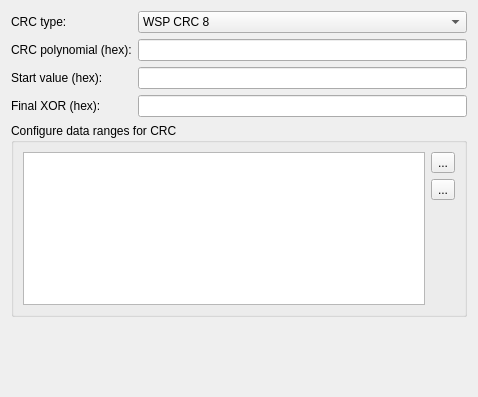
Qt form ui/checksum_options_widget.ui (jopohl/urh) before a commit.
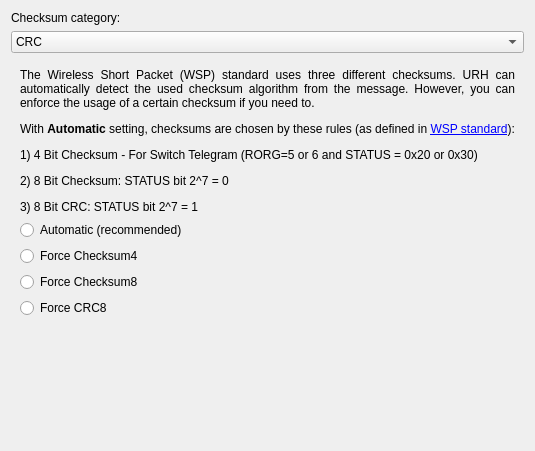
The same form after that commit. Icons and pictures are not drawn.

Commit message: add Checksum Label Type + WSP Checksum subtype

Patch:
```diff
--- a/ui/checksum_options_widget.ui
+++ b/ui/checksum_options_widget.ui
@@ -6,22 +6,15 @@
    <rect>
     <x>0</x>
     <y>0</y>
-    <width>478</width>
-    <height>397</height>
+    <width>535</width>
+    <height>451</height>
    </rect>
   </property>
   <property name="windowTitle">
    <string>Configure CRC</string>
   </property>
   <layout class="QGridLayout" name="gridLayout">
-   <item row="1" column="0">
-    <widget class="QLabel" name="label_3">
-     <property name="text">
-      <string>CRC type:</string>
-     </property>
-    </widget>
-   </item>
-   <item row="6" column="1">
+   <item row="4" column="1">
     <spacer name="verticalSpacer">
      <property name="orientation">
       <enum>Qt::Vertical</enum>
@@ -34,45 +27,77 @@
      </property>
     </spacer>
    </item>
-   <item row="2" column="1">
+   <item row="3" column="0" colspan="2">
+    <widget class="QStackedWidget" name="stackedWidget">
+     <property name="currentIndex">
+      <number>1</number>
+     </property>
+     <widget class="QWidget" name="page_crc">
+      <layout class="QGridLayout" name="gridLayout_2">
+       <property name="leftMargin">
+        <number>0</number>
+       </property>
+       <property name="topMargin">
+        <number>0</number>
+       </property>
+       <property name="rightMargin">
+        <number>0</number>
+       </property>
+       <property name="bottomMargin">
+        <number>0</number>
+       </property>
+       <item row="0" column="0">
+        <widget class="QLabel" name="label_3">
+         <property name="text">
+          <string>CRC type:</string>
+         </property>
+        </widget>
+       </item>
+       <item row="0" column="1">
+        <widget class="QComboBox" name="comboBoxCRCFunction">
+         <item>
+          <property name="text">
+           <string>WSP CRC 8</string>
+          </property>
+         </item>
+         <item>
+          <property name="text">
+           <string>WSP CRC 4</string>
+          </property>
+         </item>
+        </widget>
+       </item>
+       <item row="1" column="0">
+        <widget class="QLabel" name="label_5">
+         <property name="text">
+          <string>CRC polynomial (hex):</string>
+         </property>
+        </widget>
+       </item>
+       <item row="1" column="1">
     <widget class="QLineEdit" name="lineEditCRCPolynomial"/>
    </item>
-   <item row="3" column="0">
+       <item row="2" column="0">
     <widget class="QLabel" name="label">
      <property name="text">
       <string>Start value (hex):</string>
      </property>
     </widget>
    </item>
-   <item row="2" column="0">
-    <widget class="QLabel" name="label_5">
-     <property name="text">
-      <string>CRC polynomial (hex):</string>
-     </property>
-    </widget>
-   </item>
-   <item row="4" column="0">
+       <item row="2" column="1">
+        <widget class="QLineEdit" name="lineEditStartValue"/>
+       </item>
+       <item row="3" column="0">
     <widget class="QLabel" name="label_2">
      <property name="text">
       <string>Final XOR (hex):</string>
      </property>
     </widget>
    </item>
-   <item row="1" column="1">
-    <widget class="QComboBox" name="comboBoxCRCFunction">
-     <item>
-      <property name="text">
-       <string>WSP CRC 8</string>
-      </property>
-     </item>
-     <item>
-      <property name="text">
-       <string>WSP CRC 4</string>
-      </property>
-     </item>
-    </widget>
-   </item>
-   <item row="5" column="0" colspan="2">
+       <item row="3" column="1">
+        <widget class="QLineEdit" name="lineEditFinalXOR"/>
+       </item>
+       <item row="4" column="0" colspan="2">
     <widget class="QGroupBox" name="groupBox">
      <property name="title">
       <string>Configure data ranges for CRC</string>
@@ -133,11 +158,88 @@
      </layout>
     </widget>
    </item>
-   <item row="4" column="1">
-    <widget class="QLineEdit" name="lineEditFinalXOR"/>
-   </item>
-   <item row="3" column="1">
-    <widget class="QLineEdit" name="lineEditStartValue"/>
+      </layout>
+     </widget>
+     <widget class="QWidget" name="page_wsp">
+      <layout class="QVBoxLayout" name="verticalLayout_2">
+       <item>
+        <widget class="QLabel" name="label_6">
+         <property name="text">
+          <string>&lt;html&gt;&lt;head/&gt;&lt;body&gt;&lt;p&gt;The Wireless Short Packet (WSP) standard uses three different checksums. URH can automatically detect the used checksum algorithm from the message. However, you can enforce the usage of a certain checksum if you need to.&lt;/p&gt;&lt;p&gt;With &lt;span style=&quot; font-weight:600;&quot;&gt;Automatic&lt;/span&gt; setting, checksums are chosen by these rules (as defined in &lt;a href=&quot;http://hes-standards.org/doc/SC25_WG1_N1493.pdf&quot;&gt;&lt;span style=&quot; text-decoration: underline; color:#0000ff;&quot;&gt;WSP standard&lt;/span&gt;&lt;/a&gt;):&lt;/p&gt;&lt;p&gt;1) 4 Bit Checksum - For Switch Telegram (RORG=5 or 6 and STATUS = 0x20 or 0x30)&lt;/p&gt;&lt;p&gt;2) 8 Bit Checksum: STATUS bit 2^7 = 0&lt;/p&gt;&lt;p&gt;3) 8 Bit CRC: STATUS bit 2^7 = 1&lt;/p&gt;&lt;/body&gt;&lt;/html&gt;</string>
+         </property>
+         <property name="alignment">
+          <set>Qt::AlignJustify|Qt::AlignVCenter</set>
+         </property>
+         <property name="wordWrap">
+          <bool>true</bool>
+         </property>
+        </widget>
+       </item>
+       <item>
+        <widget class="QRadioButton" name="radioButtonWSPAuto">
+         <property name="text">
+          <string>Automatic (recommended)</string>
+         </property>
+        </widget>
+       </item>
+       <item>
+        <widget class="QRadioButton" name="radioButtonWSPChecksum4">
+         <property name="text">
+          <string>Force Checksum4</string>
+         </property>
+        </widget>
+       </item>
+       <item>
+        <widget class="QRadioButton" name="radioButtonWSPChecksum8">
+         <property name="text">
+          <string>Force Checksum8</string>
+         </property>
+        </widget>
+       </item>
+       <item>
+        <widget class="QRadioButton" name="radioButtonWSPCRC8">
+         <property name="text">
+          <string>Force CRC8</string>
+         </property>
+        </widget>
+       </item>
+       <item>
+        <spacer name="verticalSpacer_3">
+         <property name="orientation">
+          <enum>Qt::Vertical</enum>
+         </property>
+         <property name="sizeHint" stdset="0">
+          <size>
+           <width>20</width>
+           <height>40</height>
+          </size>
+         </property>
+        </spacer>
+       </item>
+      </layout>
+     </widget>
+    </widget>
+   </item>
+   <item row="2" column="0" colspan="2">
+    <widget class="QComboBox" name="comboBoxCategory">
+     <item>
+      <property name="text">
+       <string>CRC</string>
+      </property>
+     </item>
+     <item>
+      <property name="text">
+       <string>Wireless Short Packet Checksum</string>
+      </property>
+     </item>
+    </widget>
+   </item>
+   <item row="1" column="0" colspan="2">
+    <widget class="QLabel" name="label_4">
+     <property name="text">
+      <string>Checksum category:</string>
+     </property>
+    </widget>
    </item>
   </layout>
  </widget>
```
Left out of the diff: 2 changed lines with no effect on the pictures. Lines whose indentation alone changed are shown as unchanged. The commit also changes 25 other files.
